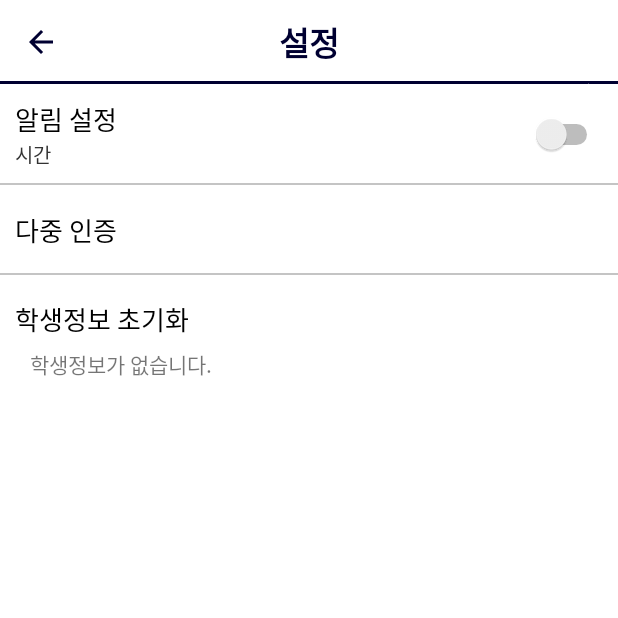
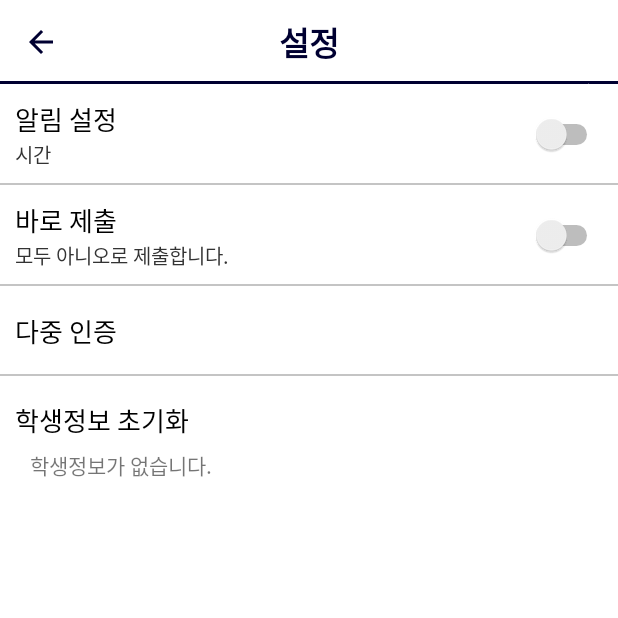
Before and after one commit to moJobSrc/neis-corvid19, an Android app: the screen it shows after launch (settingActivity), after a tap on an icon or button, on a phone screen of 412 x 824 dp, the top half of it. Run offline under Robolectric (Android 15) with nearby library versions, the phone set to English and light mode, and no system bars; our stand-ins replace AdMob.

Commit message:
업데이트

```diff
--- a/app/build.gradle
+++ b/app/build.gradle
@@ -8,8 +8,8 @@ android {
         applicationId "com.leeEunho.corvid19"
         minSdkVersion 16
         targetSdkVersion 29
-        versionCode 16
-        versionName "10"
+        versionCode 18
+        versionName "10.2"
 
         testInstrumentationRunner "androidx.test.runner.AndroidJUnitRunner"
     }
--- a/app/src/main/java/com/lepitar/corvid19/SmsActivity.java
+++ b/app/src/main/java/com/lepitar/corvid19/SmsActivity.java
@@ -147,9 +147,9 @@ public class SmsActivity extends AppCompatActivity {
                         arrayList.add(new AccountData(name.getText().toString(), "", "", qstnCrtfcNoEncpt, "" , sms_key.getText().toString() ,getSharedPreferences("school", MODE_PRIVATE).getString("website", ""), true));
                         saveData();
                         startActivity(new Intent(getApplicationContext(), Survey.class).addFlags(Intent.FLAG_ACTIVITY_CLEAR_TASK).addFlags(Intent.FLAG_ACTIVITY_NEW_TASK));
-                        addeditor.putBoolean("add", false);
-                        addeditor.apply();
                     }
+                    addeditor.putBoolean("add", false);
+                    addeditor.apply();
                     editor.apply();
                     startActivity(new Intent(getApplicationContext(), TeacherActivity.class).addFlags(Intent.FLAG_ACTIVITY_CLEAR_TASK).addFlags(Intent.FLAG_ACTIVITY_NEW_TASK));
                     overridePendingTransition(R.anim.slide_in_right, R.anim.slide_out_left);
--- a/app/src/main/java/com/lepitar/corvid19/SplashActivity.java
+++ b/app/src/main/java/com/lepitar/corvid19/SplashActivity.java
@@ -21,7 +21,6 @@ import java.io.IOException;
 public class SplashActivity extends AppCompatActivity {
     TextView progress;
     String result, schoolCode;
-    CustomDialog customDialog;
 
     @Override
     protected void onCreate(Bundle savedInstanceState) {
@@ -33,7 +32,6 @@ public class SplashActivity extends AppCompatActivity {
         new CheckVersion().execute();
 
         SharedPreferences sharedPreferences = getSharedPreferences("school", MODE_PRIVATE);
-        SharedPreferences daily = getSharedPreferences("daily alarm", MODE_PRIVATE);
 
         if (sharedPreferences.getBoolean("autologin", false)) {
             new Confirm().execute();
@@ -155,8 +153,9 @@ public class SplashActivity extends AppCompatActivity {
     }
 
     public void checkAccount(String schoolCode, String schoolName, String stdName, String bornDate) throws JSONException, IOException {
+        SharedPreferences sharedPreferences = getSharedPreferences("school", MODE_PRIVATE);
         Document jsoup = Jsoup.connect(getSharedPreferences("school", MODE_PRIVATE).getString("website","")+"/stv_cvd_co00_012.do")
-                .data("schulCode",schoolCode,"schulNm",schoolName,"pName",stdName,"frnoRidno",bornDate)
+                .data("schulCode",schoolCode,"schulNm",schoolName,"pName",stdName,"frnoRidno",bornDate,"aditCrtfcNo",sharedPreferences.getString("overlap", ""))
                 .method(Connection.Method.POST)
                 .timeout(10000)
                 .ignoreContentType(true).get();
--- a/app/src/main/java/com/lepitar/corvid19/UniverseAccount.java
+++ b/app/src/main/java/com/lepitar/corvid19/UniverseAccount.java
@@ -103,6 +103,7 @@ public class UniverseAccount extends AppCompatActivity {
                         customDialog.dismiss();
                     }
                 };
+
                 customDialog = new CustomDialog(UniverseAccount.this, "해당 학생정보를 지우시겠습니까?", btnok);
                 customDialog.setCancelable(false);
                 customDialog.setCanceledOnTouchOutside(false);
--- a/app/src/main/java/com/lepitar/corvid19/settingActivity.java
+++ b/app/src/main/java/com/lepitar/corvid19/settingActivity.java
@@ -45,7 +45,7 @@ public class settingActivity extends AppCompatActivity {
 
     TextView tv_alarm,name,school,birth;
     LinearLayout reset;
-    Switch alarm;
+    Switch alarm, auto_submit;
     ImageView back;
     AdView mAdView;
     LinearLayout universe_account;
@@ -74,8 +74,19 @@ public class settingActivity extends AppCompatActivity {
         school = findViewById(R.id.school);
         birth = findViewById(R.id.birth);
         alarm = findViewById(R.id.alarm);
+        auto_submit = findViewById(R.id.auto_submit);
 
-        SharedPreferences sharedPreferences = getSharedPreferences("school", MODE_PRIVATE);
+        final SharedPreferences sharedPreferences = getSharedPreferences("school", MODE_PRIVATE);
+        final SharedPreferences.Editor editor = getSharedPreferences("school", MODE_PRIVATE).edit();
+        auto_submit.setChecked(sharedPreferences.getBoolean("auto_submit", false));
+
+        auto_submit.setOnCheckedChangeListener(new CompoundButton.OnCheckedChangeListener() {
+            @Override
+            public void onCheckedChanged(CompoundButton buttonView, boolean isChecked) {
+                editor.putBoolean("auto_submit", isChecked);
+                editor.apply();
+            }
+        });
 
         if (!sharedPreferences.getString("sms_key", "").isEmpty()) {
             school.setText(sharedPreferences.getString("name","학생정보가 없습니다.")
@@ -212,7 +223,10 @@ public class settingActivity extends AppCompatActivity {
         @Override
         public void onClick(View v) {
             SharedPreferences.Editor editor = getSharedPreferences("school", MODE_PRIVATE).edit();
+            SharedPreferences.Editor addeditor = getSharedPreferences("add", MODE_PRIVATE).edit();
             editor.clear();
+            addeditor.putBoolean("add", false);
+            addeditor.apply();
             editor.apply();
             customDialog.dismiss();
             Toast.makeText(mContext, "학생정보를 지웠습니다", Toast.LENGTH_SHORT).show();
--- a/app/src/main/res/layout/activity_main.xml
+++ b/app/src/main/res/layout/activity_main.xml
@@ -124,7 +124,7 @@
                         android:fontFamily="@font/nanumsquareb"
                         android:layout_width="wrap_content"
                         android:layout_height="wrap_content"
-                        android:text="생년월일 : "
+                        android:text="추가인증 : "
                         android:gravity="center"
                         android:textColor="#000"
                         android:textSize="15sp"
--- a/app/src/main/res/layout/activity_setting.xml
+++ b/app/src/main/res/layout/activity_setting.xml
@@ -65,6 +65,39 @@
         </LinearLayout>
 
         <LinearLayout
+        android:layout_width="match_parent"
+        android:layout_height="wrap_content"
+        android:padding="10dp"
+        android:gravity="center"
+        android:background="@drawable/bottom_stroke">
+        <LinearLayout
+            android:layout_width="wrap_content"
+            android:layout_height="wrap_content"
+            android:orientation="vertical"
+            android:layout_weight="1">
+            <TextView
+                android:layout_width="wrap_content"
+                android:layout_height="wrap_content"
+                android:text="알림 설정"
+                android:textSize="17sp"
+                android:textColor="#000"
+                android:gravity="center"/>
+            <TextView
+                android:id="@+id/alarm_time"
+                android:layout_width="wrap_content"
+                android:layout_height="wrap_content"
+                android:text="시간"
+                android:textSize="13sp"
+                android:textColor="#333333"
+                android:gravity="center"/>
+        </LinearLayout>
+        <Switch
+            android:id="@+id/alarm"
+            android:layout_width="wrap_content"
+            android:layout_height="match_parent"
+            android:gravity="center"/>
+    </LinearLayout>
+        <LinearLayout
             android:layout_width="match_parent"
             android:layout_height="wrap_content"
             android:padding="10dp"
@@ -78,21 +111,20 @@
                 <TextView
                     android:layout_width="wrap_content"
                     android:layout_height="wrap_content"
-                    android:text="알림 설정"
+                    android:text="바로 제출"
                     android:textSize="17sp"
                     android:textColor="#000"
                     android:gravity="center"/>
                 <TextView
-                    android:id="@+id/alarm_time"
                     android:layout_width="wrap_content"
                     android:layout_height="wrap_content"
-                    android:text="시간"
+                    android:text="모두 아니오로 제출합니다."
                     android:textSize="13sp"
                     android:textColor="#333333"
                     android:gravity="center"/>
             </LinearLayout>
             <Switch
-                android:id="@+id/alarm"
+                android:id="@+id/auto_submit"
                 android:layout_width="wrap_content"
                 android:layout_height="match_parent"
                 android:gravity="center"/>
@@ -118,6 +150,7 @@
                     android:gravity="center"/>
             </LinearLayout>
         </LinearLayout>
+
         <LinearLayout
             android:id="@+id/reset"
             android:layout_width="match_parent"
```
Also changed, not shown: app/src/main/java/com/lepitar/corvid19/FinishActivity.java (+10 -10 lines), app/src/main/java/com/lepitar/corvid19/FinsihDialog.java (+12 -1 lines), app/src/main/java/com/lepitar/corvid19/MainActivity.java (+4 -3 lines), app/src/main/java/com/lepitar/corvid19/Survey.java (+43 -29 lines), app/src/main/res/layout/activity_survey.xml (renamed from app/src/main/res/layout/activity_verficate.xml, +17 -11 lines), 1 other file.
